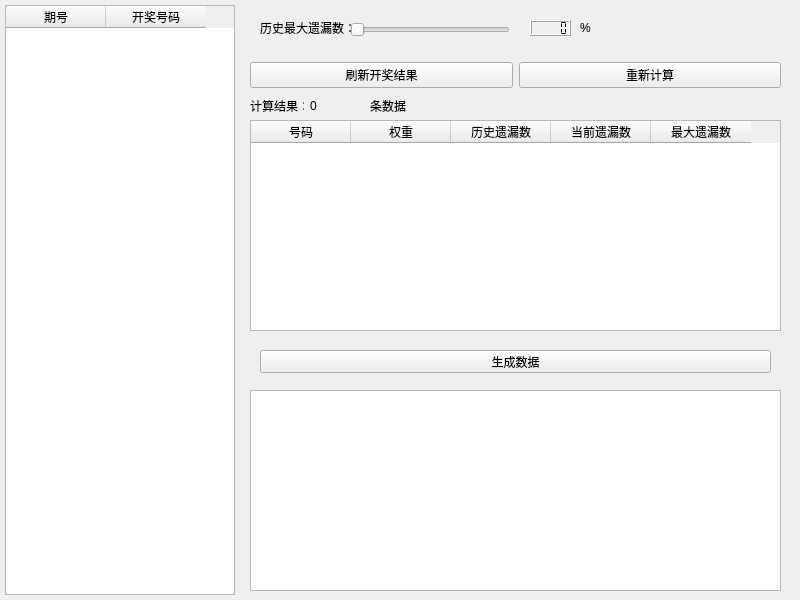
Qiu800820/Lucky, file ui/lucky.ui: the form before one commit.
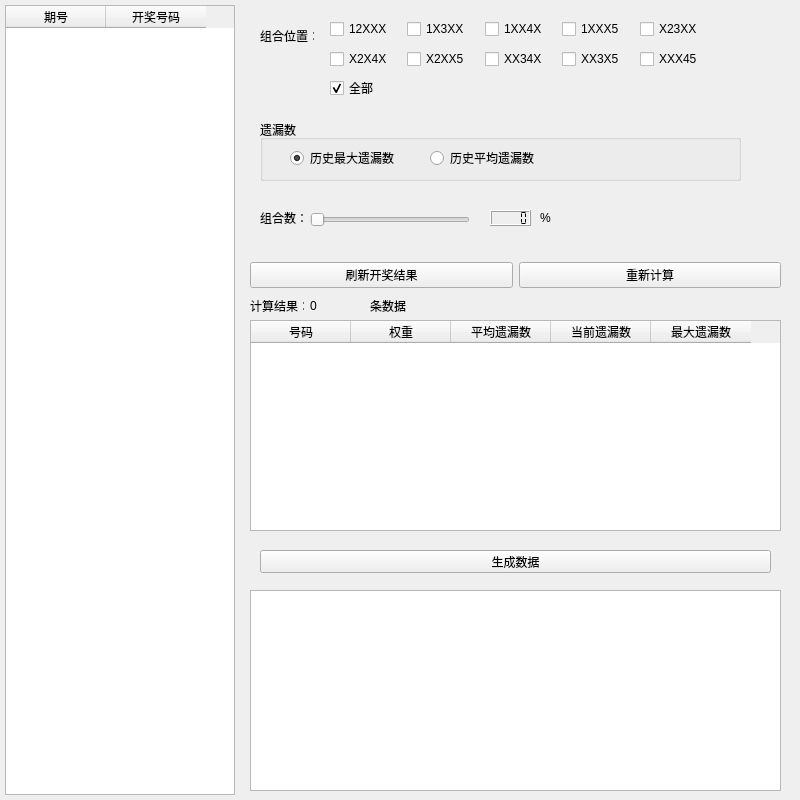
The form after the commit.

Commit message: 添加遗漏历史记录， 搜索条件

```diff
--- a/ui/lucky.ui
+++ b/ui/lucky.ui
@@ -7,7 +7,7 @@
     <x>0</x>
     <y>0</y>
     <width>800</width>
-    <height>600</height>
+    <height>800</height>
    </rect>
   </property>
   <property name="minimumSize">
@@ -19,7 +19,7 @@
   <property name="maximumSize">
    <size>
     <width>800</width>
-    <height>600</height>
+    <height>800</height>
    </size>
   </property>
   <property name="windowTitle">
@@ -32,7 +32,7 @@
       <x>5</x>
       <y>5</y>
       <width>230</width>
-      <height>590</height>
+      <height>790</height>
      </rect>
     </property>
     <property name="minimumSize">
@@ -44,7 +44,7 @@
     <property name="maximumSize">
      <size>
       <width>230</width>
-      <height>590</height>
+      <height>790</height>
      </size>
     </property>
     <column>
@@ -78,7 +78,7 @@
     <property name="geometry">
      <rect>
       <x>250</x>
-      <y>60</y>
+      <y>260</y>
       <width>531</width>
       <height>31</height>
      </rect>
@@ -104,7 +104,7 @@
     <property name="geometry">
      <rect>
       <x>250</x>
-      <y>100</y>
+      <y>300</y>
       <width>54</width>
       <height>12</height>
      </rect>
@@ -117,7 +117,7 @@
     <property name="geometry">
      <rect>
       <x>250</x>
-      <y>120</y>
+      <y>320</y>
       <width>531</width>
       <height>211</height>
      </rect>
@@ -134,7 +134,7 @@
     </column>
     <column>
      <property name="text">
-      <string>历史遗漏数</string>
+      <string>平均遗漏数</string>
      </property>
     </column>
     <column>
@@ -152,7 +152,7 @@
     <property name="geometry">
      <rect>
       <x>260</x>
-      <y>350</y>
+      <y>550</y>
       <width>511</width>
       <height>23</height>
      </rect>
@@ -165,7 +165,7 @@
     <property name="geometry">
      <rect>
       <x>250</x>
-      <y>390</y>
+      <y>590</y>
       <width>531</width>
       <height>201</height>
      </rect>
@@ -175,20 +175,20 @@
     <property name="geometry">
      <rect>
       <x>260</x>
-      <y>20</y>
-      <width>91</width>
+      <y>210</y>
+      <width>51</width>
       <height>16</height>
      </rect>
     </property>
     <property name="text">
-     <string>历史最大遗漏数：</string>
+     <string>组合数：</string>
     </property>
    </widget>
    <widget class="QSlider" name="strategySlider">
     <property name="geometry">
      <rect>
-      <x>350</x>
-      <y>20</y>
+      <x>310</x>
+      <y>210</y>
       <width>160</width>
       <height>19</height>
      </rect>
@@ -200,8 +200,8 @@
    <widget class="QLabel" name="strategy_count">
     <property name="geometry">
      <rect>
-      <x>580</x>
-      <y>20</y>
+      <x>540</x>
+      <y>210</y>
       <width>16</width>
       <height>16</height>
      </rect>
@@ -214,7 +214,7 @@
     <property name="geometry">
      <rect>
       <x>370</x>
-      <y>100</y>
+      <y>300</y>
       <width>54</width>
       <height>12</height>
      </rect>
@@ -227,7 +227,7 @@
     <property name="geometry">
      <rect>
       <x>310</x>
-      <y>100</y>
+      <y>300</y>
       <width>54</width>
       <height>12</height>
      </rect>
@@ -239,8 +239,8 @@
    <widget class="QLCDNumber" name="lcdNumber">
     <property name="geometry">
      <rect>
-      <x>530</x>
-      <y>20</y>
+      <x>490</x>
+      <y>210</y>
       <width>41</width>
       <height>16</height>
      </rect>
@@ -252,6 +252,174 @@
      <enum>QLCDNumber::Flat</enum>
     </property>
    </widget>
+   <widget class="QLabel" name="label_4">
+    <property name="geometry">
+     <rect>
+      <x>260</x>
+      <y>30</y>
+      <width>54</width>
+      <height>12</height>
+     </rect>
+    </property>
+    <property name="text">
+     <string>组合位置：</string>
+    </property>
+   </widget>
+   <widget class="QCheckBox" name="checkBox_11">
+    <property name="geometry">
+     <rect>
+      <x>330</x>
+      <y>80</y>
+      <width>71</width>
+      <height>16</height>
+     </rect>
+    </property>
+    <property name="text">
+     <string>全部</string>
+    </property>
+    <property name="checked">
+     <bool>true</bool>
+    </property>
+   </widget>
+   <widget class="QGroupBox" name="groupBox">
+    <property name="geometry">
+     <rect>
+      <x>260</x>
+      <y>120</y>
+      <width>481</width>
+      <height>61</height>
+     </rect>
+    </property>
+    <property name="title">
+     <string>遗漏数</string>
+    </property>
+    <widget class="QRadioButton" name="radioButton">
+     <property name="geometry">
+      <rect>
+       <x>30</x>
+       <y>30</y>
+       <width>111</width>
+       <height>16</height>
+      </rect>
+     </property>
+     <property name="text">
+      <string>历史最大遗漏数</string>
+     </property>
+     <property name="checked">
+      <bool>true</bool>
+     </property>
+    </widget>
+    <widget class="QRadioButton" name="radioButton_2">
+     <property name="geometry">
+      <rect>
+       <x>170</x>
+       <y>30</y>
+       <width>111</width>
+       <height>16</height>
+      </rect>
+     </property>
+     <property name="text">
+      <string>历史平均遗漏数</string>
+     </property>
+     <property name="checked">
+      <bool>false</bool>
+     </property>
+    </widget>
+   </widget>
+   <widget class="QWidget" name="">
+    <property name="geometry">
+     <rect>
+      <x>330</x>
+      <y>20</y>
+      <width>381</width>
+      <height>18</height>
+     </rect>
+    </property>
+    <layout class="QHBoxLayout" name="horizontalLayout_2">
+     <item>
+      <widget class="QCheckBox" name="checkBox">
+       <property name="text">
+        <string>12XXX</string>
+       </property>
+      </widget>
+     </item>
+     <item>
+      <widget class="QCheckBox" name="checkBox_2">
+       <property name="text">
+        <string>1X3XX</string>
+       </property>
+      </widget>
+     </item>
+     <item>
+      <widget class="QCheckBox" name="checkBox_3">
+       <property name="text">
+        <string>1XX4X</string>
+       </property>
+      </widget>
+     </item>
+     <item>
+      <widget class="QCheckBox" name="checkBox_4">
+       <property name="text">
+        <string>1XXX5</string>
+       </property>
+      </widget>
+     </item>
+     <item>
+      <widget class="QCheckBox" name="checkBox_5">
+       <property name="text">
+        <string>X23XX</string>
+       </property>
+      </widget>
+     </item>
+    </layout>
+   </widget>
+   <widget class="QWidget" name="">
+    <property name="geometry">
+     <rect>
+      <x>330</x>
+      <y>50</y>
+      <width>381</width>
+      <height>18</height>
+     </rect>
+    </property>
+    <layout class="QHBoxLayout" name="horizontalLayout_3">
+     <item>
+      <widget class="QCheckBox" name="checkBox_6">
+       <property name="text">
+        <string>X2X4X</string>
+       </property>
+      </widget>
+     </item>
+     <item>
+      <widget class="QCheckBox" name="checkBox_7">
+       <property name="text">
+        <string>X2XX5</string>
+       </property>
+      </widget>
+     </item>
+     <item>
+      <widget class="QCheckBox" name="checkBox_8">
+       <property name="text">
+        <string>XX34X</string>
+       </property>
+      </widget>
+     </item>
+     <item>
+      <widget class="QCheckBox" name="checkBox_9">
+       <property name="text">
+        <string>XX3X5</string>
+       </property>
+      </widget>
+     </item>
+     <item>
+      <widget class="QCheckBox" name="checkBox_10">
+       <property name="text">
+        <string>XXX45</string>
+       </property>
+      </widget>
+     </item>
+    </layout>
+   </widget>
   </widget>
  </widget>
  <resources/>
```
The commit also changes 7 other files.
